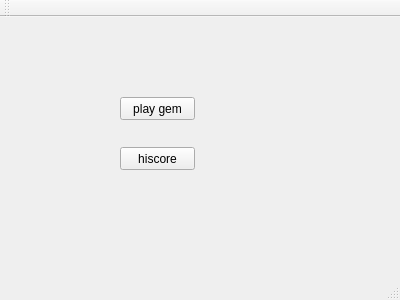
This is mainwindow.ui in Liimpo/qweqwe as Qt 5 draws it before an edit. The edited form follows.
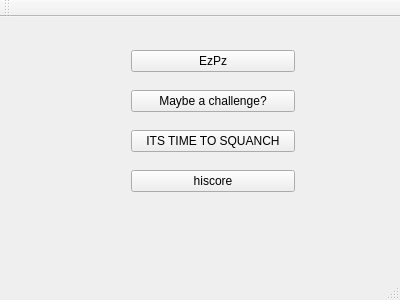
This is the edited form.

Commit message: Hiscore kvar. Det är det enda.

Patch:
```diff
--- a/mainwindow.ui
+++ b/mainwindow.ui
@@ -14,31 +14,45 @@
    <string>MainWindow</string>
   </property>
   <widget class="QWidget" name="centralWidget">
-   <widget class="QPushButton" name="actionEasy">
+   <widget class="QWidget" name="verticalLayoutWidget">
     <property name="geometry">
      <rect>
       <x>120</x>
-      <y>80</y>
-      <width>75</width>
-      <height>23</height>
+      <y>10</y>
+      <width>186</width>
+      <height>191</height>
      </rect>
     </property>
-    <property name="text">
-     <string>play gem</string>
-    </property>
-   </widget>
-   <widget class="QPushButton" name="hiscoreButton">
-    <property name="geometry">
-     <rect>
-      <x>120</x>
-      <y>130</y>
-      <width>75</width>
-      <height>23</height>
-     </rect>
-    </property>
-    <property name="text">
-     <string>hiscore</string>
-    </property>
+    <layout class="QVBoxLayout" name="verticalLayout">
+     <item>
+      <widget class="QPushButton" name="actionEasy">
+       <property name="text">
+        <string>EzPz</string>
+       </property>
+      </widget>
+     </item>
+     <item>
+      <widget class="QPushButton" name="actionMedium">
+       <property name="text">
+        <string>Maybe a challenge?</string>
+       </property>
+      </widget>
+     </item>
+     <item>
+      <widget class="QPushButton" name="actionHard">
+       <property name="text">
+        <string>ITS TIME TO SQUANCH</string>
+       </property>
+      </widget>
+     </item>
+     <item>
+      <widget class="QPushButton" name="hiscoreButton">
+       <property name="text">
+        <string>hiscore</string>
+       </property>
+      </widget>
+     </item>
+    </layout>
    </widget>
   </widget>
   <widget class="QMenuBar" name="menuBar">
```
Left out of the diff: 2 changed lines with no effect on the pictures. The commit also changes 6 other files.
